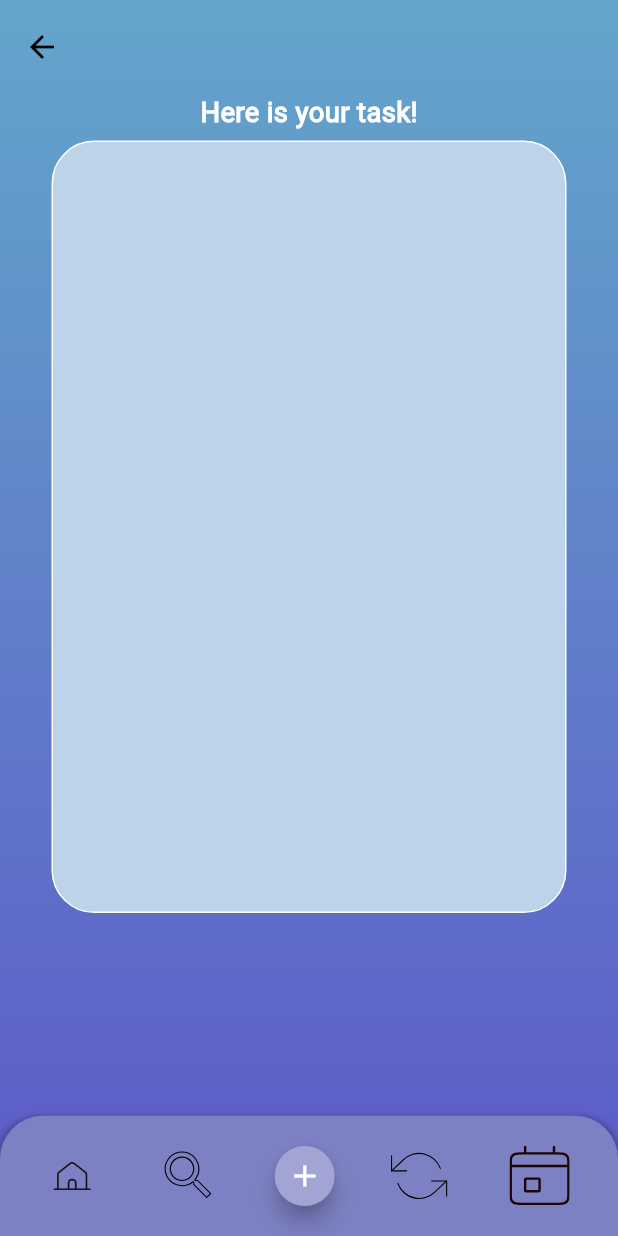
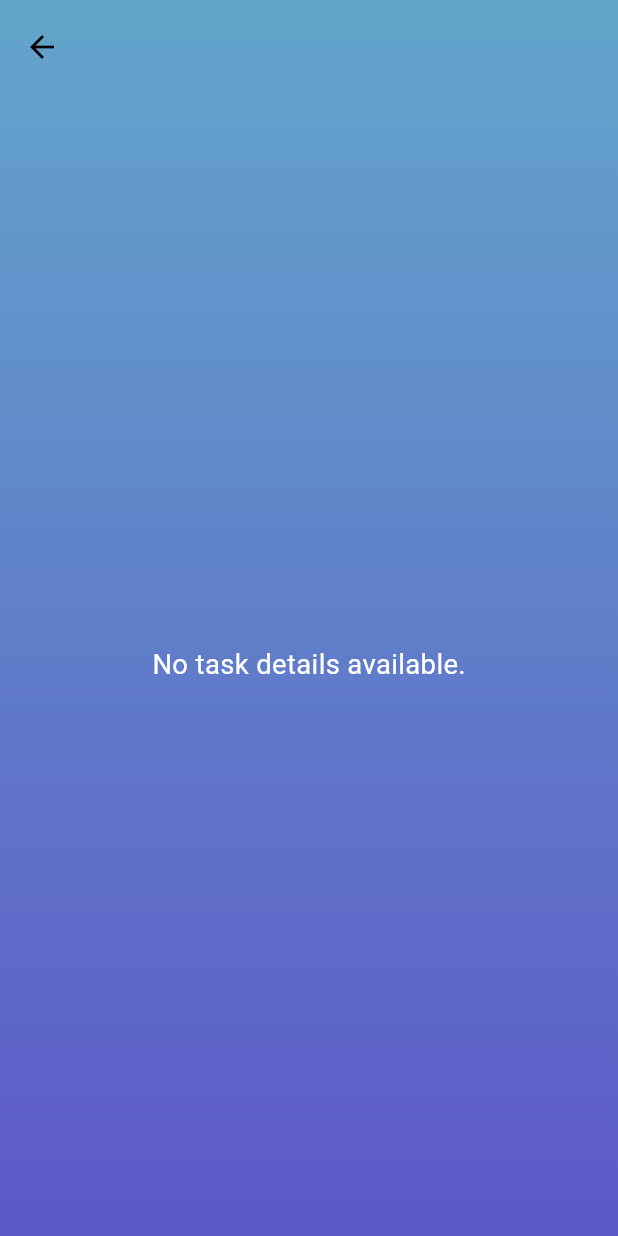
Before and after one commit to JohnnyPol/HCI_ECE_NTUA-CataList_Application, a Flutter app: the ViewTaskPage screen opened by its route, on a phone screen of 412 x 824 dp. Run offline on Flutter 3.47's test engine with Material 3 defaults, Android fonts, the phone set to English and light mode, and no system bars; our stand-ins replace flutter_slidable, flutter_svg, image_picker, pie_chart, sqflite, table_calendar; accounts and stored records are empty; network calls fail.

Commit message:
made the view_task_page (the UI could use some work but for the most part it's ready)

```diff
--- a/lib/features/dashboard/views/home_page.dart
+++ b/lib/features/dashboard/views/home_page.dart
@@ -25,16 +25,20 @@ class _HomePageState extends State<HomePage> {
   Future<List<List<dynamic>>> fetchDailyTasks() async {
     final fetchedTasks =
         await dbHelper.getTasksByCategory(currentUser?.id, "Daily");
-    print('Fetched Tasks: $fetchedTasks'); // Debug fetched data
     return fetchedTasks.map((task) {
+      final dateTime = task['date'] ?? 'No Date';
+      final date = dateTime.split('T')[0]; // Extract the date
+      final time = dateTime.split('T').length > 1
+          ? dateTime.split('T')[1]
+          : 'No Time'; // Extract the time
       final mappedTask = [
         task['title'] ?? 'Unknown Title',
         task['completed'] == 1,
         task['description'] ?? 'No Description',
         task['id'] ?? -1,
         task['category'] ?? 'Uncategorized',
-        task['date'] ?? 'No Date',
-        task['time'] ?? 'No Time',
+        date,
+        time,
       ];
       print('Mapped Task: $mappedTask'); // Debug mapped task
       return mappedTask;
@@ -45,14 +49,19 @@ class _HomePageState extends State<HomePage> {
     final fetchedTasks =
         await dbHelper.getTasksByCategory(currentUser?.id, "Challenge");
     return fetchedTasks.map((challenges) {
+      final dateTime = challenges['date'] ?? 'No Date';
+      final date = dateTime.split('T')[0]; // Extract the date
+      // Extract the time
+      final time =
+          dateTime.split('T').length > 1 ? dateTime.split('T')[1] : 'No Time';
       return [
         challenges['title'] ?? 'Unknown Title',
         challenges['completed'] == 1,
         challenges['description'] ?? 'Now Description',
         challenges['id'],
         challenges['category'] ?? 'Uncategorized',
-        challenges['date'] ?? 'No Date',
-        challenges['time'] ?? 'No Time',
+        date,
+        time,
       ];
     }).toList();
   }
--- a/lib/features/dashboard/views/view_task_page.dart
+++ b/lib/features/dashboard/views/view_task_page.dart
@@ -1,3 +1,5 @@
+// view_task_page.dart
+
 import 'package:flutter/material.dart';
 import 'package:flutter_application_1/app_export.dart';
 import 'package:flutter_svg/flutter_svg.dart';
@@ -16,6 +18,31 @@ class ViewTaskPage extends StatelessWidget {
 
   @override
   Widget build(BuildContext context) {
+    // Retrieve the passed arguments
+    final args =
+        ModalRoute.of(context)?.settings.arguments as Map<String, dynamic>?;
+    if (args == null) {
+      return Container(
+        decoration: AppDecoration.linearBGcolors,
+        child: Scaffold(
+          backgroundColor: Colors.transparent,
+          appBar: _buildAppBar(context),
+          body: Center(
+            child: Text(
+              "No task details available.",
+              style: TextStyle(color: Colors.white, fontSize: 16.h),
+            ),
+          ),
+        ),
+      );
+    }
+
+    final String taskName = args['taskName'];
+    final String taskDescription = args['taskDescription'];
+    final String taskCategory = args['taskCategory'];
+    final String taskDate = args['taskDate'];
+    final String taskTime = args['taskTime'];
+
     return Container(
       decoration: AppDecoration.linearBGcolors,
       child: Scaffold(
@@ -31,12 +58,115 @@ class ViewTaskPage extends StatelessWidget {
                     "Here is your task!",
                     style: TextStyle(
                         color: Colors.white,
-                        fontSize: 16.h,
+                        fontSize: 20.h,
                         fontWeight: FontWeight.bold),
                   ),
-                  SizedBox(height: 5.h),
+                  SizedBox(height: 25.h),
                   Container(
-                    child: Task_Block(context),
+                    padding: EdgeInsets.all(30.h),
+                    margin: EdgeInsets.symmetric(horizontal: 10.h),
+                    decoration: BoxDecoration(
+                      color: appTheme.dailyBlocks,
+                      borderRadius: BorderRadius.circular(25.h),
+                      boxShadow: [
+                        BoxShadow(
+                          // ignore: deprecated_member_use
+                          color: appTheme.black900.withOpacity(0.2),
+                          blurRadius: 2.h,
+                          spreadRadius: 2.h,
+                          offset: Offset(0, 2),
+                        ),
+                      ],
+                    ),
+                    child: Column(
+                      crossAxisAlignment: CrossAxisAlignment.start,
+                      children: [
+                        Text(
+                          "Task Name:",
+                          style: TextStyle(
+                            color: appTheme.black900,
+                            fontSize: 14.h,
+                            fontWeight: FontWeight.bold,
+                          ),
+                        ),
+                        SizedBox(height: 5.h),
+                        Text(
+                          taskName,
+                          style: TextStyle(
+                            color: Colors.black38,
+                            fontSize: 14.h,
+                          ),
+                        ),
+                        SizedBox(height: 10.h),
+                        Text(
+                          "Description:",
+                          style: TextStyle(
+                            color: Colors.black,
+                            fontSize: 14.h,
+                            fontWeight: FontWeight.bold,
+                          ),
+                        ),
+                        SizedBox(height: 5.h),
+                        Text(
+                          taskDescription,
+                          style: TextStyle(
+                            color: Colors.black38,
+                            fontSize: 14.h,
+                          ),
+                        ),
+                        SizedBox(height: 10.h),
+                        Text(
+                          "Category:",
+                          style: TextStyle(
+                            color: Colors.black,
+                            fontSize: 14.h,
+                            fontWeight: FontWeight.bold,
+                          ),
+                        ),
+                        SizedBox(height: 5.h),
+                        Text(
+                          taskCategory,
+                          style: TextStyle(
+                            color: Colors.black38,
+                            fontSize: 14.h,
+                          ),
+                        ),
+                        SizedBox(height: 10.h),
+                        Text(
+                          "Date:",
+                          style: TextStyle(
+                            color: Colors.black,
+                            fontSize: 14.h,
+                            fontWeight: FontWeight.bold,
+                          ),
+                        ),
+                        SizedBox(height: 5.h),
+                        Text(
+                          taskDate,
+                          style: TextStyle(
+                            color: Colors.black38,
+                            fontSize: 14.h,
+                          ),
+                        ),
+                        SizedBox(height: 10.h),
+                        Text(
+                          "Time:",
+                          style: TextStyle(
+                            color: Colors.black,
+                            fontSize: 14.h,
+                            fontWeight: FontWeight.bold,
+                          ),
+                        ),
+                        SizedBox(height: 5.h),
+                        Text(
+                          taskTime,
+                          style: TextStyle(
+                            color: Colors.black38,
+                            fontSize: 14.h,
+                          ),
+                        ),
+                      ],
+                    ),
                   ),
                 ],
               ),
--- a/lib/shared/app_routes.dart
+++ b/lib/shared/app_routes.dart
@@ -1,3 +1,5 @@
+// app_routes.dart
+
 import 'package:flutter/material.dart';
 import 'package:flutter_application_1/features/dashboard/views/profile_page.dart';
 import '../features/start/views/start_page.dart';
@@ -9,7 +11,6 @@ import '../features/dashboard/views/recap_page.dart';
 import '../features/dashboard/views/search_page.dart';
 import '../features/dashboard/views/calendar_page.dart';
 import '../features/dashboard/views/view_task_page.dart';
-
 
 class AppRoutes {
   static const String start = '/';
@@ -44,7 +45,7 @@ class AppRoutes {
       case profile:
         return MaterialPageRoute(builder: (context) => ProfilePage());
       case viewTask:
-        return my_Route(ViewTaskPage());
+        return my_Route(ViewTaskPage(), settings: settings);
 
       default:
         return MaterialPageRoute(
@@ -59,8 +60,9 @@ class AppRoutes {
 }
 
 //Custom Transition
-Route my_Route(Widget target){
+Route my_Route(Widget target, {RouteSettings? settings}) {
   return PageRouteBuilder(
+    settings: settings,
     pageBuilder: (context, animation, secondaryAnimation) => target,
     transitionsBuilder: (context, animation, secondaryAnimation, child) {
       const begin = Offset(0.0, 1.0);
```
